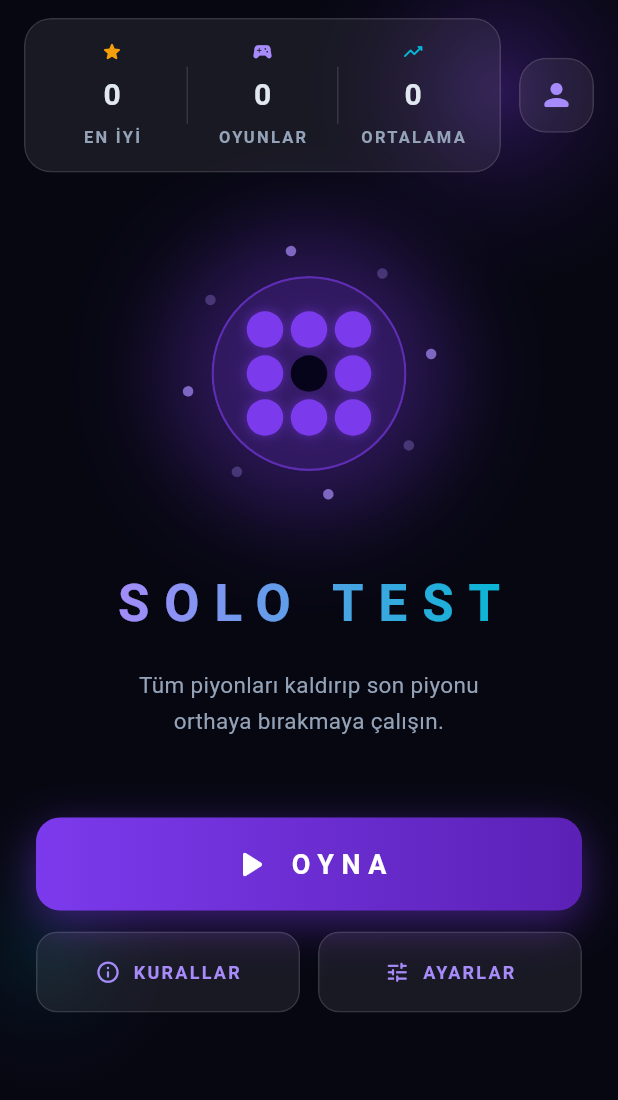
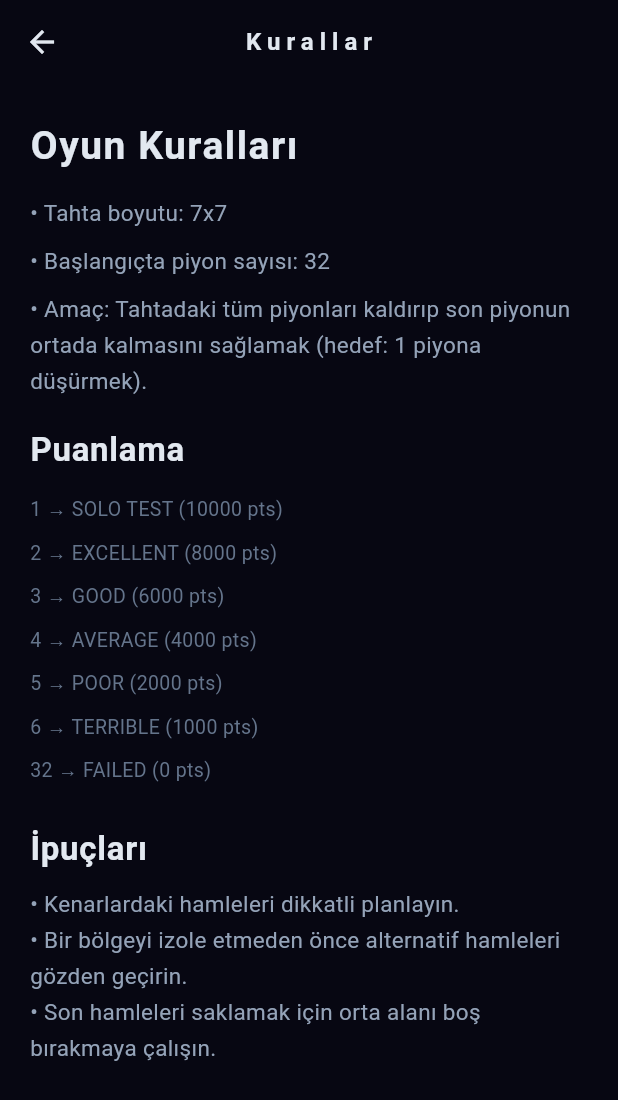
Before and after one commit to dilara-karaca/solo_test, a Flutter app: the HomeScreen screen opened by its route, after a tap on "KURALLAR", on a phone screen of 412 x 824 dp. Shown: the top 1100 px of the screen. Run offline on Flutter 3.47's test engine with Material 3 defaults, Android fonts, the phone set to English and light mode, and no system bars; our stand-ins replace shared_preferences; accounts and stored records are empty.

Commit message:
Add Rules and Settings screens; wire home navigation

```diff
--- a/lib/main.dart
+++ b/lib/main.dart
@@ -7,6 +7,8 @@ import 'package:solo_test/screens/home/home_screen.dart';
 import 'package:solo_test/screens/game/game_screen.dart';
 import 'package:solo_test/screens/auth/login_screen.dart';
 import 'package:solo_test/screens/auth/register_screen.dart';
+import 'package:solo_test/screens/rules/rules_screen.dart';
+import 'package:solo_test/screens/settings/settings_screen.dart';
 import 'package:solo_test/services/storage_service.dart';
 import 'package:solo_test/services/auth_service.dart';
 
@@ -57,6 +59,8 @@ class MyApp extends StatelessWidget {
                 },
               ),
           '/home': (context) => const HomeScreen(),
+          '/rules': (context) => const RulesScreen(),
+          '/settings': (context) => const SettingsScreen(),
         },
       ),
     );
--- a/lib/screens/home/home_screen.dart
+++ b/lib/screens/home/home_screen.dart
@@ -49,7 +49,8 @@ class _HomeScreenState extends State<HomeScreen> with TickerProviderStateMixin {
           // Background glow orbs
           AnimatedBuilder(
             animation: _pulseAnim,
-            builder: (context, _) => Stack(
+            builder:
+                (context, _) => Stack(
                   children: [
                     Positioned(
                       top: -90,
@@ -62,7 +63,10 @@ class _HomeScreenState extends State<HomeScreen> with TickerProviderStateMixin {
                           decoration: const BoxDecoration(
                             shape: BoxShape.circle,
                             gradient: RadialGradient(
-                          colors: [AppColors.primaryColor, Colors.transparent],
+                              colors: [
+                                AppColors.primaryColor,
+                                Colors.transparent,
+                              ],
                             ),
                           ),
                         ),
@@ -79,7 +83,10 @@ class _HomeScreenState extends State<HomeScreen> with TickerProviderStateMixin {
                           decoration: const BoxDecoration(
                             shape: BoxShape.circle,
                             gradient: RadialGradient(
-                          colors: [AppColors.accentColor, Colors.transparent],
+                              colors: [
+                                AppColors.accentColor,
+                                Colors.transparent,
+                              ],
                             ),
                           ),
                         ),
@@ -107,8 +114,12 @@ class _HomeScreenState extends State<HomeScreen> with TickerProviderStateMixin {
                           ),
                           const SizedBox(height: 36),
                           ShaderMask(
-                            shaderCallback: (bounds) => const LinearGradient(
-                              colors: [AppColors.primaryLight, AppColors.accentColor],
+                            shaderCallback:
+                                (bounds) => const LinearGradient(
+                                  colors: [
+                                    AppColors.primaryLight,
+                                    AppColors.accentColor,
+                                  ],
                                   begin: Alignment.centerLeft,
                                   end: Alignment.centerRight,
                                 ).createShader(bounds),
@@ -131,7 +142,8 @@ class _HomeScreenState extends State<HomeScreen> with TickerProviderStateMixin {
                           ),
                           const SizedBox(height: 52),
                           _PlayButton(
-                            onPressed: () => Navigator.of(context).pushNamed('/game'),
+                            onPressed:
+                                () => Navigator.of(context).pushNamed('/game'),
                           ),
                           const SizedBox(height: 14),
                           Row(
@@ -140,7 +152,9 @@ class _HomeScreenState extends State<HomeScreen> with TickerProviderStateMixin {
                                 child: _GlassButton(
                                   icon: Icons.info_outline_rounded,
                                   label: 'KURALLAR',
-                                  onPressed: () {},
+                                  onPressed: () {
+                                    Navigator.of(context).pushNamed('/rules');
+                                  },
                                 ),
                               ),
                               const SizedBox(width: 12),
@@ -148,7 +162,11 @@ class _HomeScreenState extends State<HomeScreen> with TickerProviderStateMixin {
                                 child: _GlassButton(
                                   icon: Icons.tune_rounded,
                                   label: 'AYARLAR',
-                                  onPressed: () {},
+                                  onPressed: () {
+                                    Navigator.of(
+                                      context,
+                                    ).pushNamed('/settings');
+                                  },
                                 ),
                               ),
                             ],
@@ -193,7 +211,9 @@ class _HeroIcon extends StatelessWidget {
                   shape: BoxShape.circle,
                   boxShadow: [
                     BoxShadow(
-                      color: AppColors.primaryColor.withOpacity(pulseAnim.value * 0.45),
+                      color: AppColors.primaryColor.withOpacity(
+                        pulseAnim.value * 0.45,
+                      ),
                       blurRadius: 50,
                       spreadRadius: 8,
                     ),
@@ -240,7 +260,9 @@ class _HeroIcon extends StatelessWidget {
                       shape: BoxShape.circle,
                       color: AppColors.primaryColor.withOpacity(0.12),
                       border: Border.all(
-                        color: AppColors.primaryColor.withOpacity(0.4 + pulseAnim.value * 0.3),
+                        color: AppColors.primaryColor.withOpacity(
+                          0.4 + pulseAnim.value * 0.3,
+                        ),
                         width: 1.5,
                       ),
                     ),
@@ -273,13 +295,13 @@ class _MiniBoard extends StatelessWidget {
         crossAxisSpacing: 5,
       ),
       itemCount: 9,
-      itemBuilder: (context, i) => Container(
+      itemBuilder:
+          (context, i) => Container(
             decoration: BoxDecoration(
               shape: BoxShape.circle,
-          color: cells[i]
-              ? AppColors.primaryColor
-              : AppColors.boardHole,
-          boxShadow: cells[i]
+              color: cells[i] ? AppColors.primaryColor : AppColors.boardHole,
+              boxShadow:
+                  cells[i]
                       ? [
                         BoxShadow(
                           color: AppColors.primaryColor.withOpacity(0.5),
--- /dev/null
+++ b/lib/screens/rules/rules_screen.dart
@@ -0,0 +1,81 @@
+import 'package:flutter/material.dart';
+import 'package:solo_test/core/constants/app_constants.dart';
+import 'package:solo_test/core/constants/app_colors.dart';
+import 'package:solo_test/core/constants/app_text_styles.dart';
+
+class RulesScreen extends StatelessWidget {
+  const RulesScreen({super.key});
+
+  @override
+  Widget build(BuildContext context) {
+    return Scaffold(
+      backgroundColor: AppColors.backgroundColor,
+      appBar: AppBar(
+        title: const Text('Kurallar'),
+        backgroundColor: Colors.transparent,
+        elevation: 0,
+      ),
+      body: SafeArea(
+        child: SingleChildScrollView(
+          padding: const EdgeInsets.all(20),
+          child: Column(
+            crossAxisAlignment: CrossAxisAlignment.start,
+            children: [
+              Text('Oyun Kuralları', style: AppTextStyles.heading2),
+              const SizedBox(height: 12),
+              Text(
+                '• Tahta boyutu: ${AppConstants.BOARD_SIZE}x${AppConstants.BOARD_SIZE}',
+                style: AppTextStyles.bodyMedium.copyWith(
+                  color: AppColors.textSecondary,
+                ),
+              ),
+              const SizedBox(height: 8),
+              Text(
+                '• Başlangıçta piyon sayısı: ${AppConstants.INITIAL_PIECES}',
+                style: AppTextStyles.bodyMedium.copyWith(
+                  color: AppColors.textSecondary,
+                ),
+              ),
+              const SizedBox(height: 8),
+              Text(
+                '• Amaç: Tahtadaki tüm piyonları kaldırıp son piyonun ortada kalmasını sağlamak (hedef: ${AppConstants.TARGET_PIECES} piyona düşürmek).',
+                style: AppTextStyles.bodyMedium.copyWith(
+                  color: AppColors.textSecondary,
+                ),
+              ),
+              const SizedBox(height: 16),
+              Text('Puanlama', style: AppTextStyles.heading3),
+              const SizedBox(height: 8),
+              Column(
+                crossAxisAlignment: CrossAxisAlignment.start,
+                children:
+                    AppConstants.SCORE_GRADES.entries.map((entry) {
+                      return Padding(
+                        padding: const EdgeInsets.symmetric(vertical: 4),
+                        child: Text(
+                          '${entry.key} → ${entry.value} (${AppConstants.SCORE_POINTS[entry.key] ?? 0} pts)',
+                          style: AppTextStyles.bodySmall.copyWith(
+                            color: AppColors.textTertiary,
+                          ),
+                        ),
+                      );
+                    }).toList(),
+              ),
+              const SizedBox(height: 20),
+              Text('İpuçları', style: AppTextStyles.heading3),
+              const SizedBox(height: 8),
+              Text(
+                '''• Kenarlardaki hamleleri dikkatli planlayın.
+• Bir bölgeyi izole etmeden önce alternatif hamleleri gözden geçirin.
+• Son hamleleri saklamak için orta alanı boş bırakmaya çalışın.''',
+                style: AppTextStyles.bodyMedium.copyWith(
+                  color: AppColors.textSecondary,
+                ),
+              ),
+            ],
+          ),
+        ),
+      ),
+    );
+  }
+}
```
Also changed, not shown: lib/screens/settings/settings_screen.dart (added, +90 -0 lines). Lines whose indentation alone changed are shown as unchanged.
